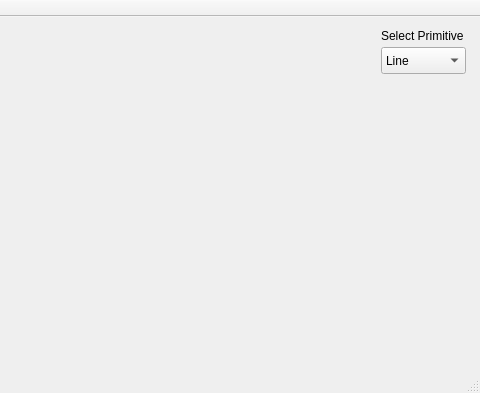
Old version of the form mainwindow.ui in the repository DmytroHaponov/LinesMVP; both pictures show x 319 to 799 and y 0 to 393 of the 799 by 393 pixel window.
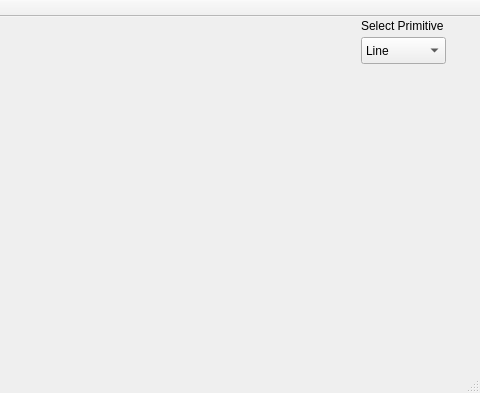
New version of the form.

Diff of the .ui file:
```diff
--- a/mainwindow.ui
+++ b/mainwindow.ui
@@ -14,11 +14,24 @@
    <string>MainWindow</string>
   </property>
   <widget class="QWidget" name="centralWidget">
+   <widget class="QLabel" name="label">
+    <property name="geometry">
+     <rect>
+      <x>680</x>
+      <y>0</y>
+      <width>111</width>
+      <height>17</height>
+     </rect>
+    </property>
+    <property name="text">
+     <string>Select Primitive</string>
+    </property>
+   </widget>
    <widget class="QComboBox" name="SelectPrimitiveBox">
     <property name="geometry">
      <rect>
-      <x>700</x>
-      <y>30</y>
+      <x>680</x>
+      <y>20</y>
       <width>85</width>
       <height>27</height>
      </rect>
@@ -44,19 +57,6 @@
      </property>
     </item>
    </widget>
-   <widget class="QLabel" name="label">
-    <property name="geometry">
-     <rect>
-      <x>700</x>
-      <y>10</y>
-      <width>111</width>
-      <height>17</height>
-     </rect>
-    </property>
-    <property name="text">
-     <string>Select Primitive</string>
-    </property>
-   </widget>
   </widget>
   <widget class="QToolBar" name="mainToolBar">
    <attribute name="toolBarArea">
```
Left out of the diff: 2 changed lines with no effect on the pictures.
